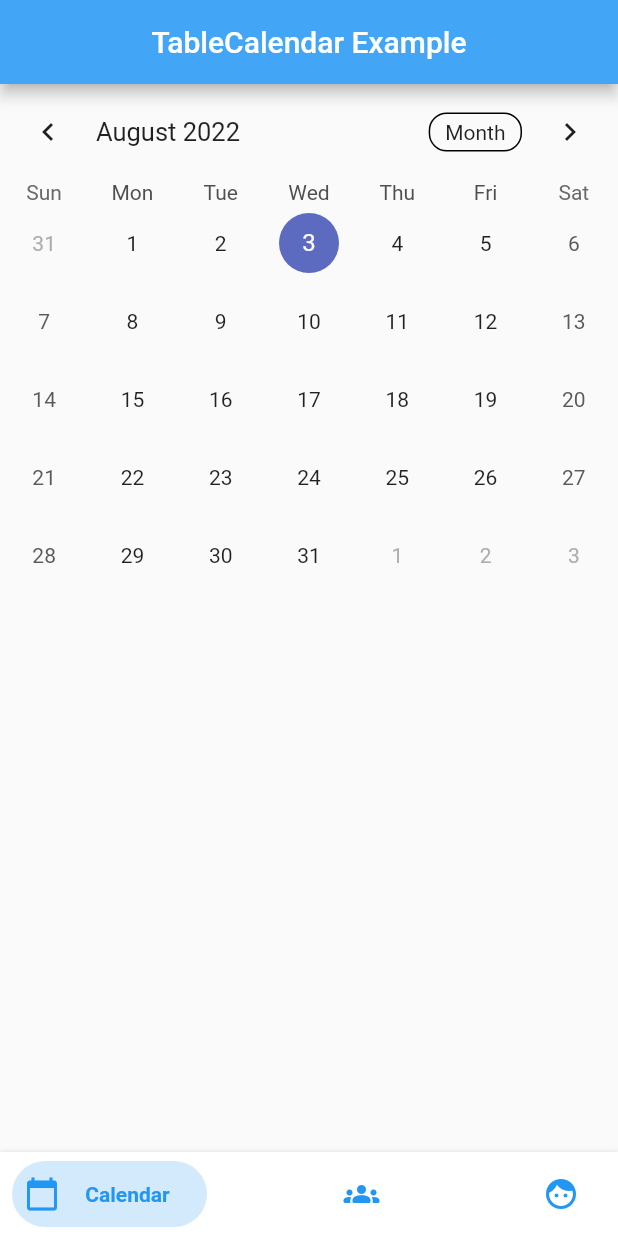
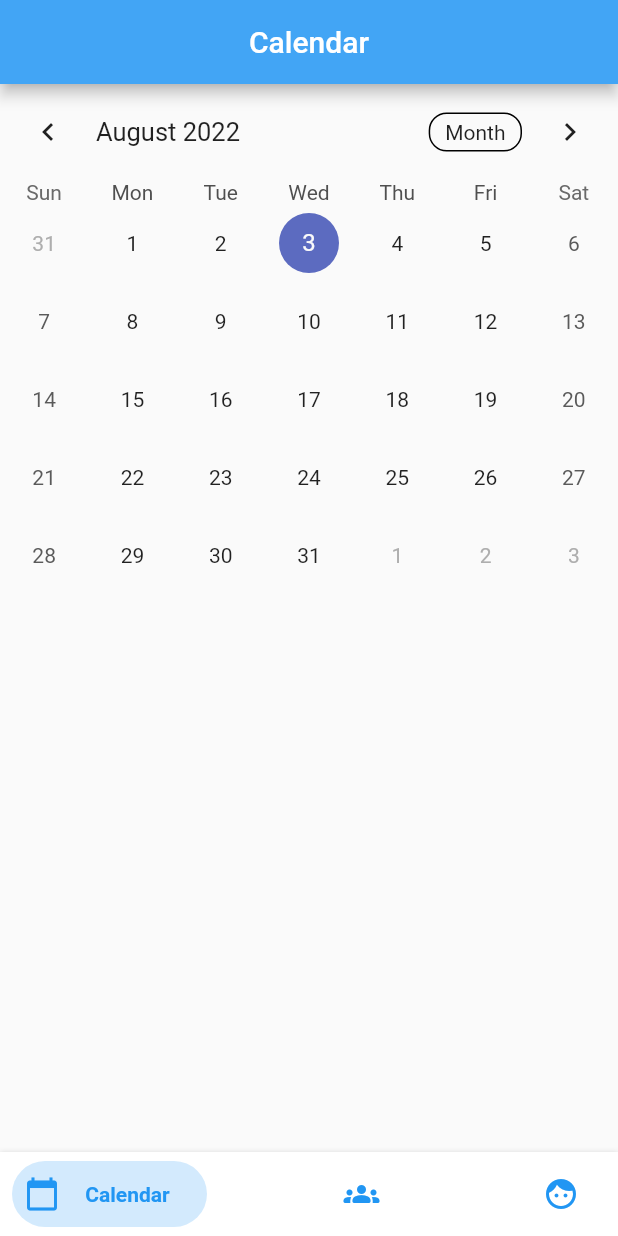
Before and after one commit to XAL-XAL/Scheduler, a Flutter app: the BottomMenuBar screen opened directly, on a phone screen of 412 x 824 dp. Run offline on Flutter 3.47's test engine with Material 2 defaults, Android fonts, the phone set to English and light mode, and no system bars; drawn by our look-alikes of bottom_navy_bar, table_calendar; our stand-ins replace cloud_firestore, firebase_auth, firebase_core; accounts and stored records are empty.

Commit message:
Small navy animation teaks

```diff
--- a/lib/view/bottom_menu_bar.dart
+++ b/lib/view/bottom_menu_bar.dart
@@ -46,6 +46,7 @@ class _BottomMenuBarState extends State<BottomMenuBar> {
         ),
       ),
       bottomNavigationBar: BottomNavyBar(
+        curve: Curves.easeOutSine,
         selectedIndex: _currentIndex,
         onItemSelected: (index) {
           setState(() => _currentIndex = index);
--- a/lib/view/calendar_page.dart
+++ b/lib/view/calendar_page.dart
@@ -18,7 +18,7 @@ class _CalendarPageState extends State<CalendarPage> {
   Widget build(BuildContext context) {
     return Scaffold(
       appBar: AppBar(
-        title: Text('TableCalendar Example'),
+        title: Text('Calendar'),
         centerTitle: true,
         backgroundColor: Colors.blue.shade400,
       ),
```
